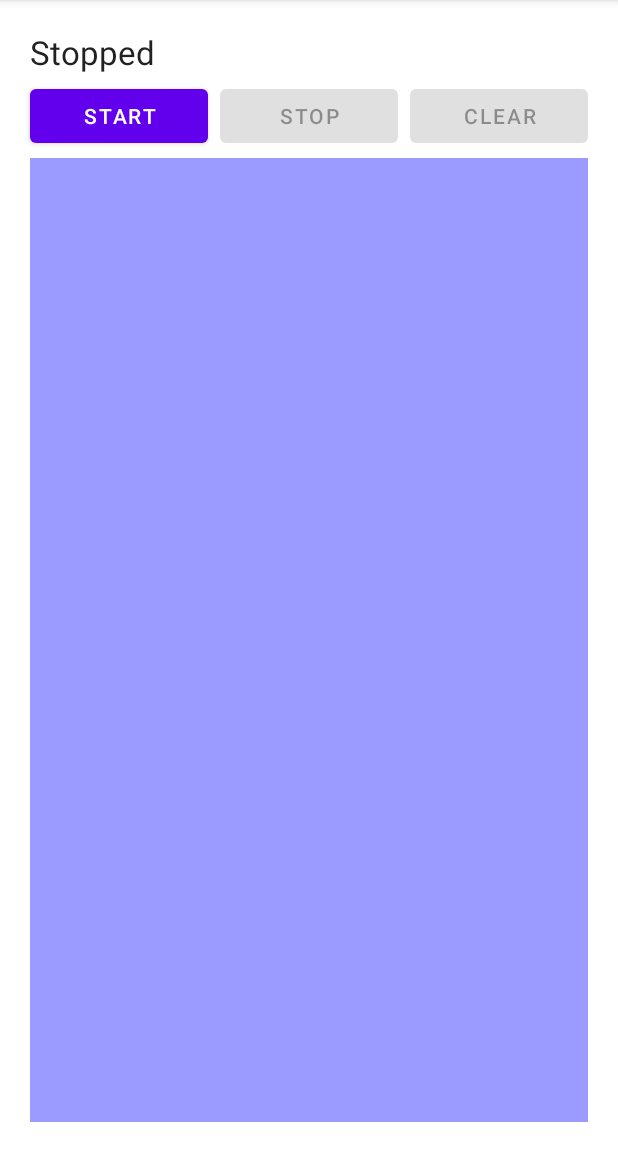
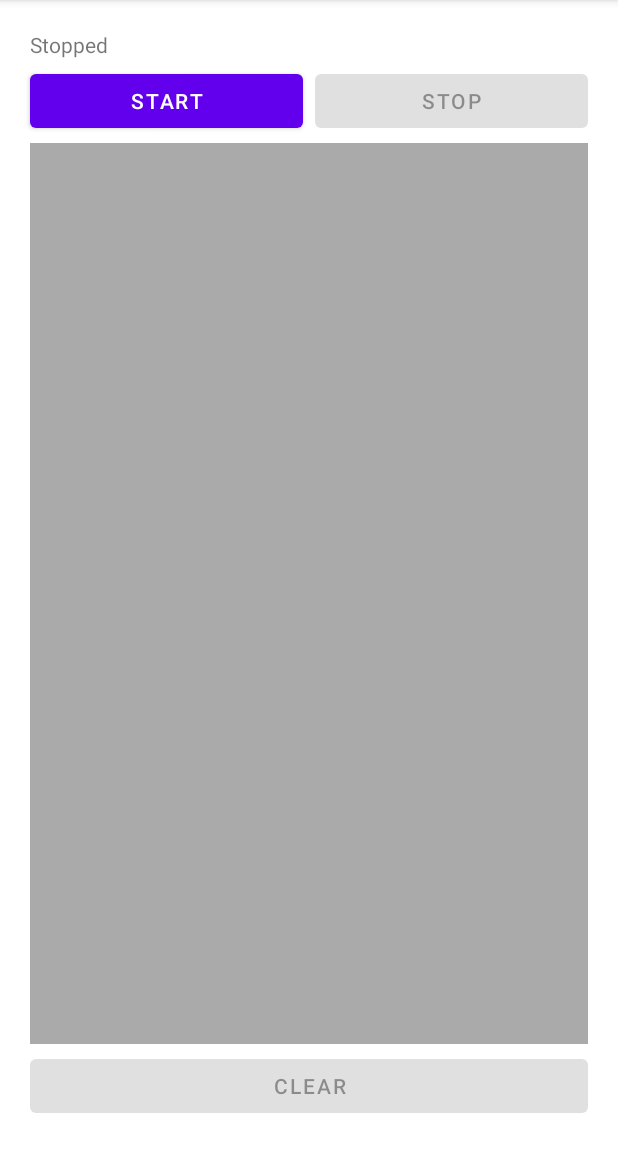
Before and after one commit to reactivemobile/websocket-demo, an Android app: the screen it shows after launch (MainActivity), on a phone screen of 412 x 824 dp, the part 84-1236 px from its top. Run offline under Robolectric (Android 15) with nearby library versions, the phone set to English and light mode, and no system bars; libraries missing offline, so code that uses them is left out: io.ktor.application, io.ktor.http, io.ktor.response, io.ktor.routing, io.ktor.server and 1 more.

Commit message:
Updating connection state UI

```diff
--- /dev/null
+++ b/app/src/main/java/com/reactivemobile/websocketdemo/DrawingView.kt
@@ -0,0 +1,43 @@
+package com.reactivemobile.websocketdemo
+
+import android.content.Context
+import android.graphics.Canvas
+import android.graphics.Color
+import android.graphics.Paint
+import android.graphics.Path
+import android.util.AttributeSet
+import android.view.View
+
+class DrawingView(context: Context?, attrs: AttributeSet?) : View(context, attrs) {
+
+    private val paint: Paint = Paint()
+    private val path: Path = Path()
+
+    init {
+        paint.isAntiAlias = true;
+        paint.strokeWidth = 5f;
+        paint.color = Color.BLACK;
+        paint.style = Paint.Style.STROKE;
+        paint.strokeJoin = Paint.Join.ROUND;
+    }
+
+    fun move(x: Float, y: Float) {
+        path.moveTo(x, y)
+        invalidate()
+    }
+
+    fun draw(x: Float, y: Float) {
+        path.lineTo(x, y)
+        invalidate()
+    }
+
+    override fun onDraw(canvas: Canvas?) {
+        canvas?.drawPath(path, paint);
+        super.onDraw(canvas)
+    }
+
+    fun clear() {
+        path.reset()
+        invalidate()
+    }
+}
--- a/app/src/main/java/com/reactivemobile/websocketdemo/MainActivity.kt
+++ b/app/src/main/java/com/reactivemobile/websocketdemo/MainActivity.kt
@@ -3,14 +3,34 @@ package com.reactivemobile.websocketdemo
 import android.annotation.SuppressLint
 import android.net.wifi.WifiManager
 import android.os.Bundle
-import android.text.format.Formatter.formatIpAddress
+import android.util.Log
 import android.view.MotionEvent
 import androidx.appcompat.app.AppCompatActivity
 import kotlinx.android.synthetic.main.activity_main.*
+import java.math.BigInteger
+import java.net.InetAddress
 
 class MainActivity : AppCompatActivity() {
 
-    private val server = Server()
+    private val server = Server { running, connected -> updateUiState(running, connected) }
+
+    private fun updateUiState(running: Boolean, connected: Boolean) {
+        Log.d("MainActivity", "Running = $running connected = $connected")
+
+        if (running) {
+            status.text = getString(R.string.running, getIpAddress(), getString(if (connected) R.string.connected else R.string.disconnected))
+            drawing_view.isEnabled = connected
+            clear_button.isEnabled = connected
+            start_button.isEnabled = false
+            stop_button.isEnabled = true
+        } else {
+            status.text = getString(R.string.stopped)
+            drawing_view.isEnabled = false
+            clear_button.isEnabled = false
+            start_button.isEnabled = true
+            stop_button.isEnabled = false
+        }
+    }
 
     override fun onCreate(savedInstanceState: Bundle?) {
         super.onCreate(savedInstanceState)
@@ -21,42 +41,49 @@ class MainActivity : AppCompatActivity() {
         setupDrawListener()
     }
 
+    override fun onStart() {
+        updateUiState(running = false, connected = false)
+        super.onStart()
+    }
+
+    private fun setupButtonListeners() {
+
+        start_button.setOnClickListener {
+            server.start(drawing_view.measuredWidth, drawing_view.measuredHeight)
+        }
+
+        stop_button.setOnClickListener {
+            server.stop()
+            drawing_view.clear()
+        }
+
+        clear_button.setOnClickListener {
+            server.clear()
+            drawing_view.clear()
+        }
+    }
+
     @SuppressLint("ClickableViewAccessibility")
     private fun setupDrawListener() {
-        pane_view.setOnTouchListener { view, motionEvent ->
-            if (motionEvent.action == MotionEvent.ACTION_DOWN || motionEvent.action == MotionEvent.ACTION_MOVE) {
-                server.update(motionEvent.x.toInt(), motionEvent.y.toInt())
-            } else {
-                server.pointerLifted()
+        drawing_view.setOnTouchListener { view, motionEvent ->
+            when (motionEvent.action) {
+                MotionEvent.ACTION_DOWN -> { drawing_view.move(motionEvent.x, motionEvent.y) }
+                MotionEvent.ACTION_MOVE -> {
+                    drawing_view.draw(motionEvent.x, motionEvent.y)
+                    server.update(motionEvent.x.toInt(), motionEvent.y.toInt())
+                }
+                else -> {
+                    server.pointerLifted()
+                }
             }
             true
         }
     }
 
-    private fun setupButtonListeners() {
-        start_button.setOnClickListener {
-            server.start(pane_view.measuredWidth, pane_view.measuredHeight)
-            status.text = getString(R.string.running, getIpAddress())
-            start_button.isEnabled = false
-            stop_button.isEnabled = true
-            clear_button.isEnabled = true
-        }
-
-        stop_button.setOnClickListener {
-            server.stop()
-            status.text = getString(R.string.stopped)
-            start_button.isEnabled = true
-            stop_button.isEnabled = false
-            clear_button.isEnabled = false
-        }
-
-        clear_button.setOnClickListener {
-            server.clear()
-        }
-    }
-
     private fun getIpAddress(): String {
         val wifiManager = getSystemService(WIFI_SERVICE) as WifiManager
-        return formatIpAddress(wifiManager.connectionInfo.ipAddress)
+        val ipAddress = BigInteger.valueOf(wifiManager.connectionInfo.ipAddress.toLong()).toByteArray().reversedArray()
+
+        return InetAddress.getByAddress(ipAddress).hostAddress
     }
 }
--- a/app/src/main/java/com/reactivemobile/websocketdemo/Server.kt
+++ b/app/src/main/java/com/reactivemobile/websocketdemo/Server.kt
@@ -15,7 +15,7 @@ import io.ktor.websocket.WebSockets
 import io.ktor.websocket.webSocket
 import java.util.concurrent.ConcurrentLinkedQueue
 
-class Server {
+class Server(val connectionState: ConnectionState) {
     private val drawingQueue = ConcurrentLinkedQueue<Point>()
     private val commandQueue = ConcurrentLinkedQueue<String>()
 
@@ -23,16 +23,18 @@ class Server {
 
     fun start(measuredWidth: Int, measuredHeight: Int) {
         server = embeddedServer(Jetty, port = 8080) {
-
+            Log.d("Server", "Started")
             install(WebSockets)
+            connectionState.accept(running = true, connected = false)
 
             routing {
                 webSocket("/") {
-                    Log.d("Server", "Connected")
-
                     drawingQueue.clear()
 
+                    Log.d("Server", "Connected, sending message to start")
                     outgoing.send(Frame.Text("start,${measuredWidth},${measuredHeight}\n"))
+
+                    connectionState.accept(running = true, connected = true)
 
                     while (true) {
                         if (!drawingQueue.isEmpty()) {
@@ -52,13 +54,14 @@ class Server {
                     call.respond("Hello World Android!!\n\n")
                 }
             }
-        }.start(false)
+        }
 
-        Log.d("Server", "Started")
+        server.start()
     }
 
     fun stop() {
         server.stop(500, 1000)
+        connectionState.accept(running = false, connected = false)
         drawingQueue.clear()
         Log.d("Server", "Stopped")
     }
@@ -75,4 +78,8 @@ class Server {
     fun pointerLifted() {
         commandQueue.add("pointer_lifted")
     }
+
+    fun interface ConnectionState{
+        fun accept(running: Boolean, connected: Boolean)
+    }
 }
--- /dev/null
+++ b/app/src/main/res/drawable/canvas_background.xml
@@ -0,0 +1,5 @@
+<?xml version="1.0" encoding="utf-8"?>
+<selector xmlns:android="http://schemas.android.com/apk/res/android">
+    <item android:drawable="@color/canvas_colour_disabled" android:state_enabled="false" />
+    <item android:drawable="@color/canvas_colour" />
+</selector>
--- a/app/src/main/res/layout/activity_main.xml
+++ b/app/src/main/res/layout/activity_main.xml
@@ -4,12 +4,12 @@
     xmlns:tools="http://schemas.android.com/tools"
     android:layout_width="match_parent"
     android:layout_margin="16dp"
+    android:id="@+id/root_view"
     android:layout_height="match_parent"
     tools:context=".MainActivity">
 
     <TextView
         android:id="@+id/status"
-        style="@style/TextAppearance.AppCompat.Large"
         android:text="@string/stopped"
         android:layout_width="wrap_content"
         android:layout_margin="@dimen/margin_small"
@@ -29,35 +29,33 @@
         app:layout_constraintTop_toBottomOf="@id/status" />
 
     <Button
-        android:id="@+id/stop_button" android:enabled="false"
+        android:id="@+id/stop_button"
         android:layout_width="0dp"
         android:layout_height="wrap_content"
         android:layout_margin="@dimen/margin_small"
         android:text="@string/stop"
         app:layout_constraintLeft_toRightOf="@id/start_button"
-        app:layout_constraintRight_toLeftOf="@id/clear_button"
+        app:layout_constraintRight_toRightOf="parent"
         app:layout_constraintTop_toBottomOf="@id/status" />
+
+    <com.reactivemobile.websocketdemo.DrawingView
+        android:id="@+id/drawing_view"
+        android:layout_width="match_parent"
+        android:layout_height="0dp"
+        android:background="@drawable/canvas_background"
+        android:layout_margin="@dimen/margin_small"
+        app:layout_constraintLeft_toLeftOf="parent"
+        app:layout_constraintBottom_toTopOf="@id/clear_button"
+        app:layout_constraintTop_toBottomOf="@id/start_button" />
 
     <Button
         android:id="@+id/clear_button"
-        android:layout_width="0dp" android:enabled="false"
+        android:layout_width="0dp"
         android:layout_height="wrap_content"
         android:layout_margin="@dimen/margin_small"
         android:text="@string/clear"
-        app:layout_constraintLeft_toRightOf="@id/stop_button"
+        app:layout_constraintLeft_toLeftOf="parent"
         app:layout_constraintRight_toRightOf="parent"
-        app:layout_constraintTop_toBottomOf="@id/status" />
-
-    <View
-        android:focusable="true"
-        android:id="@+id/pane_view"
-        android:layout_width="match_parent"
-        style="@style/TextAppearance.AppCompat.Large.Inverse"
-        android:layout_height="0dp"
-        android:background="@color/canvas_colour"
-        android:layout_margin="@dimen/margin_small"
-        app:layout_constraintLeft_toLeftOf="parent"
-        app:layout_constraintBottom_toBottomOf="parent"
-        app:layout_constraintTop_toBottomOf="@id/stop_button" />
+        app:layout_constraintBottom_toBottomOf="parent" />
 
 </androidx.constraintlayout.widget.ConstraintLayout>
--- a/app/src/main/res/values/colors.xml
+++ b/app/src/main/res/values/colors.xml
@@ -9,4 +9,5 @@
     <color name="white">#FFFFFFFF</color>
 
     <color name="canvas_colour">#9b9bff</color>
+    <color name="canvas_colour_disabled">#aaaaaa</color>
 </resources>
--- a/app/src/main/res/values/strings.xml
+++ b/app/src/main/res/values/strings.xml
@@ -4,6 +4,8 @@
     <string name="stop">Stop</string>
     <string name="send">Send</string>
     <string name="clear">Clear</string>
-    <string name="running">Running on %s</string>
+    <string name="running">Running on %s %s</string>
     <string name="stopped">Stopped</string>
+    <string name="connected">Connected</string>
+    <string name="disconnected">Disconnected</string>
 </resources>
```
Also changed, not shown: 2 other files.
